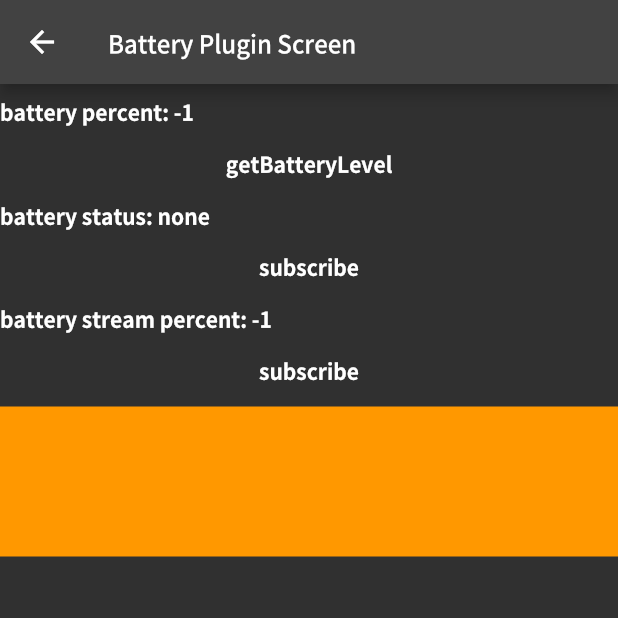
After one commit to seosh817/flutter-widgets, a Flutter app: the BatteryPluginScreen screen opened by its route, on a phone screen of 412 x 824 dp, the top half of it. The commit adds this screen. Run offline on Flutter 3.47's test engine with Material 2 defaults, Android fonts, the phone set to English and light mode, and no system bars; our stand-ins replace rxdart; missing offline and left inert: battery_plugin.

Commit message:
BatteryPlugin example 추가

```diff
--- a/lib/main.dart
+++ b/lib/main.dart
@@ -2,6 +2,7 @@ import 'package:flutter/material.dart';
 
 import 'package:flutter_widgets/screen/animated_container_screen.dart';
 import 'package:flutter_widgets/screen/animated_opacity_screen.dart';
+import 'package:flutter_widgets/screen/battery_plugin_screen.dart';
 import 'package:flutter_widgets/screen/button_above_keyboard.dart';
 import 'package:flutter_widgets/screen/custom_card_screen.dart';
 import 'package:flutter_widgets/screen/drawer_screen.dart';
@@ -172,7 +173,16 @@ class HomeScreen extends StatelessWidget {
                         CustomCardScreen.routeName
                       );
                     }
-                  )
+                  ),
+                  ListTile(
+                      title: Text('Battery Plugin Screen'),
+                      onTap: () {
+                        Navigator.pushNamed(
+                            context,
+                            BatteryPluginScreen.routeName
+                        );
+                      }
+                  ),
                 ],
               ),
             )
@@ -188,4 +198,5 @@ final routes = {
   HomeScreen.routeName: (context) => HomeScreen(),
   SecondScreen.routeName: (context) => SecondScreen(),
   CustomCardScreen.routeName: (context) => CustomCardScreen(),
+  BatteryPluginScreen.routeName: (context) => BatteryPluginScreen(),
 };
--- /dev/null
+++ b/lib/screen/battery_plugin_screen.dart
@@ -0,0 +1,169 @@
+import 'dart:async';
+
+import 'package:battery_plugin/battery_plugin.dart';
+import 'package:flutter/material.dart';
+import 'package:flutter_widgets/colors.dart';
+import 'package:flutter_widgets/text_style.dart';
+import 'package:rxdart/rxdart.dart';
+
+class BatteryPluginScreen extends StatefulWidget {
+  const BatteryPluginScreen({Key? key}) : super(key: key);
+
+  static const String routeName = "/battery_plugin_screen";
+
+  @override
+  State<BatteryPluginScreen> createState() => _BatteryPluginScreenState();
+}
+
+class _BatteryPluginScreenState extends State<BatteryPluginScreen> {
+  int _batteryPercent = -1;
+  String _batteryStatus = 'none';
+  String _batteryChargingStateSubscribeText = 'subscribe';
+
+  int _batteryLevelStreamPercent = -1;
+  String _batteryLevelStreamSubscribeText = 'subscribe';
+
+  StreamSubscription? _batteryStateSubscription;
+  StreamSubscription? _batteryLevelSubscription;
+
+  void _getBatteryLevel() async {
+    _batteryPercent = await BatteryPlugin().getBatteryLevel();
+    setState(() {});
+  }
+
+  void _subscribeBatteryChargingStatus() {
+    if (_batteryStateSubscription != null) {
+      _batteryStateSubscription?.cancel();
+      setState(() {
+        _batteryStatus = 'none';
+        _batteryChargingStateSubscribeText = 'subscribe';
+      });
+      return;
+    }
+
+    _batteryStateSubscription = BatteryPlugin().getBatteryChargingState().doOnCancel(() {
+      _batteryStateSubscription = null;
+    }).listen((event) {
+      setState(() {
+        _batteryStatus = event.name;
+        _batteryChargingStateSubscribeText = 'stop';
+      });
+    }, onError: (error) {
+      print("onError:$error");
+      setState(() {
+        _batteryStatus = 'subscribe onError: $error';
+        _batteryChargingStateSubscribeText = 'subscribe';
+      });
+    }, onDone: () {
+      print("subscribe onDone");
+      _batteryChargingStateSubscribeText = 'subscribe';
+    }, cancelOnError: true);
+  }
+
+  void _subscribeBatteryLevel() {
+    if (_batteryLevelSubscription != null) {
+      _batteryLevelSubscription?.cancel();
+      setState(() {
+        _batteryLevelStreamPercent = -1;
+        _batteryLevelStreamSubscribeText = 'subscribe';
+      });
+      return;
+    }
+
+    _batteryLevelSubscription = BatteryPlugin().getBatteryLevelStream().doOnCancel(() {
+      print('batteryLevelStream doOnCancel');
+      _batteryLevelSubscription = null;
+    }).listen((event) {
+      setState(() {
+        _batteryLevelStreamPercent = event;
+        _batteryLevelStreamSubscribeText = 'stop';
+      });
+    }, onError: (error) {
+      print("onError:$error");
+      setState(() {
+        _batteryLevelStreamPercent = -1;
+        _batteryLevelStreamSubscribeText = 'subscribe';
+      });
+    }, onDone: () {
+      print("subscribe onDone");
+      _batteryLevelStreamSubscribeText = 'subscribe';
+    }, cancelOnError: true);
+  }
+
+  @override
+  void dispose() {
+    _batteryStateSubscription?.cancel();
+    _batteryLevelSubscription?.cancel();
+    super.dispose();
+  }
+
+  @override
+  Widget build(BuildContext context) {
+    return Scaffold(
+      resizeToAvoidBottomInset: false,
+      appBar: AppBar(
+        leading: IconButton(
+          onPressed: () {},
+          icon: Icon(Icons.arrow_back),
+        ),
+        title: Text(
+          'Battery Plugin Screen',
+          style: kNotoSansMedium16.copyWith(color: Colors.white),
+        ),
+      ),
+      body: SafeArea(
+        child: Column(
+          crossAxisAlignment: CrossAxisAlignment.stretch,
+          children: [
+            SizedBox(height: 8.0),
+            Text(
+              'battery percent: $_batteryPercent',
+              style: kNotoSansBold14.copyWith(color: AppColors.white),
+            ),
+            TextButton(
+                onPressed: _getBatteryLevel,
+                child: Text(
+                  'getBatteryLevel',
+                  style: kNotoSansBold14.copyWith(color: AppColors.white),
+                )),
+            Text(
+              'battery status: $_batteryStatus',
+              style: kNotoSansBold14.copyWith(color: AppColors.white),
+            ),
+            TextButton(
+                onPressed: _subscribeBatteryChargingStatus,
+                child: Text(
+                  _batteryChargingStateSubscribeText,
+                  style: kNotoSansBold14.copyWith(color: AppColors.white),
+                )),
+            Text(
+              'battery stream percent: $_batteryLevelStreamPercent',
+              style: kNotoSansBold14.copyWith(color: AppColors.white),
+            ),
+            TextButton(
+                onPressed: _subscribeBatteryLevel,
+                child: Text(
+                  _batteryLevelStreamSubscribeText,
+                  style: kNotoSansBold14.copyWith(color: AppColors.white),
+                )),
+            Container(
+              child: Material(
+                child: InkWell(
+                  onTap: () {
+                    print("tapped");
+                  },
+                  child: Container(
+                    width: 100.0,
+                    height: 100.0,
+                  ),
+                ),
+                color: Colors.transparent,
+              ),
+              color: Colors.orange,
+            ),
+          ],
+        ),
+      ),
+    );
+  }
+}
```
